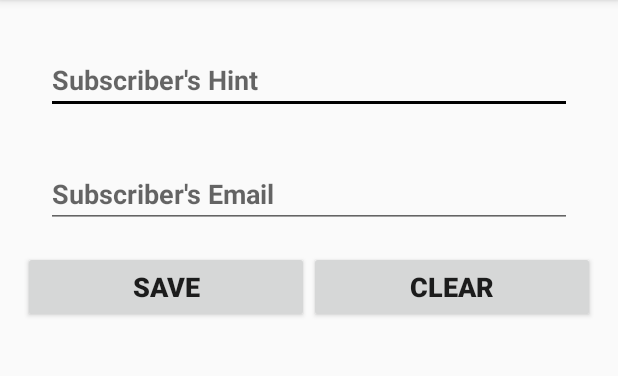
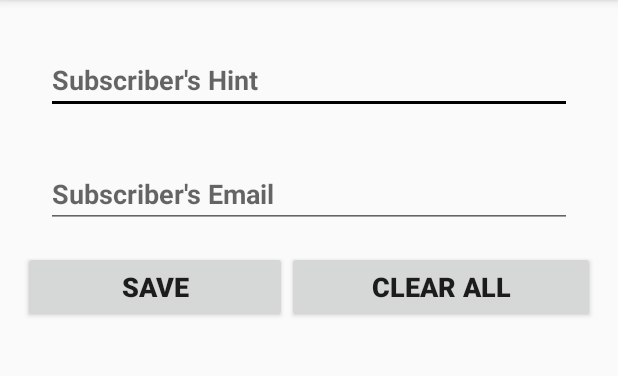
Before and after one commit to Pranav-794/RoomDemo, an Android app: the screen it shows after launch (MainActivity), on a phone screen of 412 x 824 dp, the part 84-460 px from its top. Run offline under Robolectric (Android 15) with nearby library versions, the phone set to English and light mode, and no system bars; our stand-ins replace Room's generated code, data binding.

```diff
--- a/app/src/main/java/com/example/roomdemo/MainActivity.kt
+++ b/app/src/main/java/com/example/roomdemo/MainActivity.kt
@@ -2,10 +2,35 @@ package com.example.roomdemo
 
 import androidx.appcompat.app.AppCompatActivity
 import android.os.Bundle
+import android.util.Log
+import androidx.databinding.DataBindingUtil
+import androidx.lifecycle.Observer
+import androidx.lifecycle.ViewModelProvider
+import com.example.roomdemo.databinding.ActivityMainBinding
+import com.example.roomdemo.db.SubscriberDatabase
+import com.example.roomdemo.db.SubscriberRepository
 
 class MainActivity : AppCompatActivity() {
+
+    private lateinit var  binding: ActivityMainBinding
+    private lateinit var  subscriberViewModel: SubscriberViewModel
+
     override fun onCreate(savedInstanceState: Bundle?) {
         super.onCreate(savedInstanceState)
         setContentView(R.layout.activity_main)
+        binding = DataBindingUtil.setContentView(this,R.layout.activity_main)
+        val dao = SubscriberDatabase.getInstance(application).subscriberDAO
+        val repository = SubscriberRepository(dao)
+        val factory = SubscriberViewModelFactory(repository)
+        subscriberViewModel = ViewModelProvider(this, factory).get(SubscriberViewModel::class.java)
+        binding.myViewModel = subscriberViewModel
+        binding.lifecycleOwner = this
+        displaySubscribersList()
+    }
+
+    private fun displaySubscribersList() {
+        subscriberViewModel.subscribers.observe(this, Observer {
+            Log.i("MyActivity", it.toString())
+        })
     }
 }
--- /dev/null
+++ b/app/src/main/java/com/example/roomdemo/SubscriberViewModel.kt
@@ -0,0 +1,68 @@
+package com.example.roomdemo
+
+import androidx.databinding.Bindable
+import androidx.databinding.Observable
+import androidx.lifecycle.MutableLiveData
+import androidx.lifecycle.ViewModel
+import androidx.lifecycle.viewModelScope
+import com.example.roomdemo.db.Subscriber
+import com.example.roomdemo.db.SubscriberRepository
+import kotlinx.coroutines.launch
+
+class SubscriberViewModel(private val repository: SubscriberRepository): ViewModel(), Observable {
+
+    val subscribers = repository.subscribers
+
+    @Bindable
+    val inputName = MutableLiveData<String>()
+
+    @Bindable
+    val inputEmail = MutableLiveData<String>()
+
+    @Bindable
+    val saveOrUpdateButtonText = MutableLiveData<String>()
+
+    @Bindable
+    val clearAllOrDeleteButtonText = MutableLiveData<String>()
+
+    init {
+        saveOrUpdateButtonText.value = "Save"
+        clearAllOrDeleteButtonText.value = "Clear All"
+    }
+
+    fun saveOrUpdate() {
+        val name = inputName.value!!
+        val email = inputEmail.value!!
+        insert(Subscriber(0, name, email))
+        inputName.value = null
+        inputEmail.value = null
+    }
+
+    fun clearAllOrDelete() {
+        deleteAll()
+    }
+
+    fun insert(subscriber: Subscriber) = viewModelScope.launch {
+            repository.insert(subscriber)
+    }
+
+    fun update(subscriber: Subscriber) = viewModelScope.launch {
+        repository.update(subscriber)
+    }
+
+    fun delete(subscriber: Subscriber) = viewModelScope.launch {
+        repository.delete(subscriber)
+    }
+
+    fun deleteAll() = viewModelScope.launch {
+        repository.deleteAll()
+    }
+
+    override fun removeOnPropertyChangedCallback(callback: Observable.OnPropertyChangedCallback?) {
+    }
+
+    override fun addOnPropertyChangedCallback(callback: Observable.OnPropertyChangedCallback?) {
+    }
+
+
+}
--- /dev/null
+++ b/app/src/main/java/com/example/roomdemo/SubscriberViewModelFactory.kt
@@ -0,0 +1,15 @@
+package com.example.roomdemo
+
+import androidx.lifecycle.ViewModel
+import androidx.lifecycle.ViewModelProvider
+import com.example.roomdemo.db.SubscriberRepository
+
+class SubscriberViewModelFactory(private val repository: SubscriberRepository): ViewModelProvider.Factory {
+    override fun <T : ViewModel?> create(modelClass: Class<T>): T {
+        if(modelClass.isAssignableFrom(SubscriberViewModel::class.java)){
+            return SubscriberViewModel(repository) as T
+        }
+        throw IllegalArgumentException("Unknown View Model class")
+    }
+
+}
--- a/app/src/main/res/layout/activity_main.xml
+++ b/app/src/main/res/layout/activity_main.xml
@@ -1,7 +1,13 @@
 <?xml version="1.0" encoding="utf-8"?>
-<LinearLayout xmlns:android="http://schemas.android.com/apk/res/android"
+<layout xmlns:android="http://schemas.android.com/apk/res/android"
     xmlns:app="http://schemas.android.com/apk/res-auto"
-    xmlns:tools="http://schemas.android.com/tools"
+    xmlns:tools="http://schemas.android.com/tools">
+    <data>
+        <variable
+            name="myViewModel"
+            type="com.example.roomdemo.SubscriberViewModel" />
+    </data>
+<LinearLayout
     android:layout_width="match_parent"
     android:layout_height="match_parent"
     android:layout_margin="15dp"
@@ -15,6 +21,7 @@
         android:layout_margin="15dp"
         android:layout_marginBottom="5dp"
         android:ems="10"
+        android:text="@={myViewModel.inputName}"
         android:hint="Subscriber's Hint"
         android:inputType="textPersonName"
         android:textStyle="bold" />
@@ -25,6 +32,7 @@
         android:layout_margin="15dp"
         android:layout_marginBottom="5dp"
         android:layout_marginTop="10dp"
+        android:text="@={myViewModel.inputEmail}"
         android:ems="10"
         android:hint="Subscriber's Email"
         android:inputType="textPersonName"
@@ -40,7 +48,8 @@
             android:layout_width="wrap_content"
             android:layout_height="wrap_content"
             android:layout_weight="1"
-            android:text="SAVE"
+            android:text="@={myViewModel.saveOrUpdateButtonText}"
+            android:onClick="@{()->myViewModel.saveOrUpdate()}"
             android:textSize="18sp"
             android:textStyle="bold" />
 
@@ -49,7 +58,8 @@
             android:layout_width="wrap_content"
             android:layout_height="wrap_content"
             android:layout_weight="1"
-            android:text="CLEAR"
+            android:text="@={myViewModel.clearAllOrDeleteButtonText}"
+            android:onClick="@{()->myViewModel.clearAllOrDelete()}"
             android:textSize="18sp"
             android:textStyle="bold" />
     </LinearLayout>
@@ -60,3 +70,4 @@
         android:layout_width="match_parent"
         android:layout_height="wrap_content" />
 </LinearLayout>
+</layout>
```
